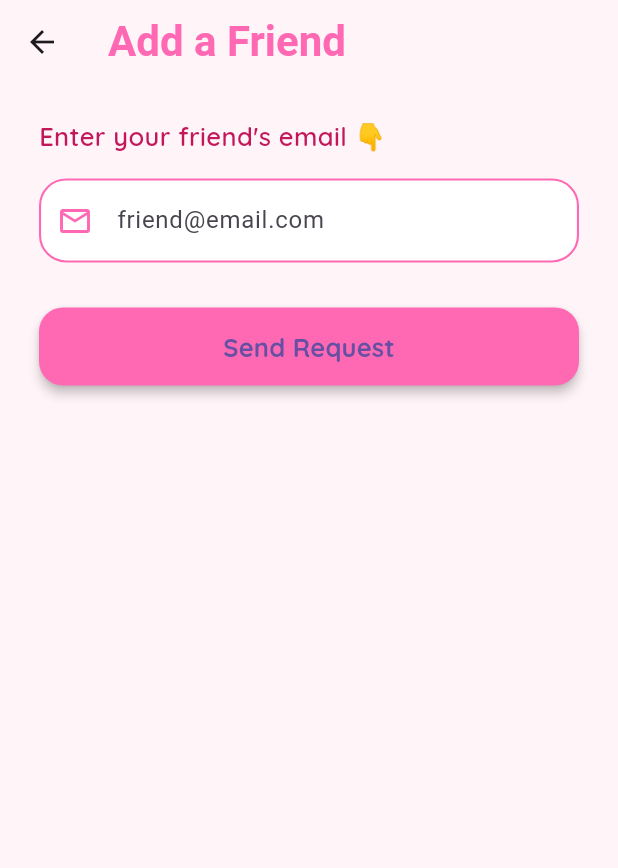
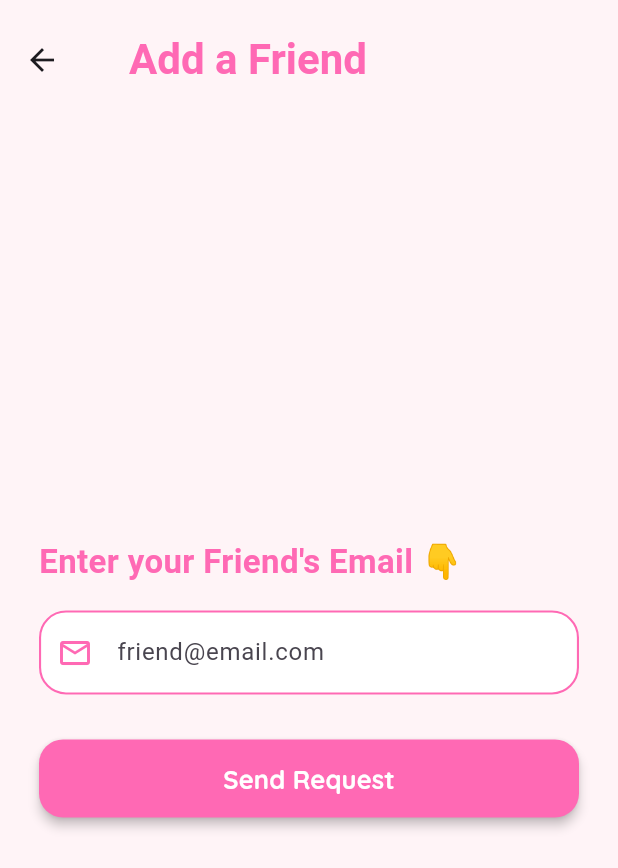
Before and after one commit to ayeshashehzad299/Glitzy, a Flutter app: the AddFriendsScreen screen opened directly, after a tap on the "person add" icon, on a phone screen of 412 x 824 dp. Shown: the top 868 px of the screen. Run offline on Flutter 3.47's test engine with Material 3 defaults, Android fonts, the phone set to English and light mode, and no system bars; our stand-ins replace cloud_firestore, firebase_auth, firebase_core, google_fonts, google_sign_in, image_picker and 1 more; accounts and stored records are empty; Roboto replaces fonts that are missing (Chilanka).

Commit message:
minor UI improvements across screens

```diff
--- a/lib/screens/friends/add_a_friend_screen.dart
+++ b/lib/screens/friends/add_a_friend_screen.dart
@@ -27,6 +27,9 @@ class _AddAFriendScreenState extends State<AddAFriendScreen> {
       appBar: AppBar(
         backgroundColor: blushPink,
         elevation: 0,
+        centerTitle: false,
+        toolbarHeight: 80,
+        titleSpacing: 30,
         title: Text(
           "Add a Friend",
           style: GoogleFonts.chilanka(
@@ -35,20 +38,20 @@ class _AddAFriendScreenState extends State<AddAFriendScreen> {
             fontWeight: FontWeight.bold,
           ),
         ),
-        centerTitle: false,
       ),
 
       body: Padding(
-        padding: const EdgeInsets.symmetric(horizontal: 26, vertical: 22),
+        padding: const EdgeInsets.symmetric(horizontal: 26, vertical: 10),
 
         child: Column(
           crossAxisAlignment: CrossAxisAlignment.start,
+          mainAxisAlignment: MainAxisAlignment.center,
           children: [
             Text(
-              "Enter your friend's email 👇",
-              style: GoogleFonts.quicksand(
-                color: Colors.pink[700],
-                fontSize: 17,
+              "Enter your Friend's Email 👇",
+              style: GoogleFonts.chilanka(
+                color: hotPink,
+                fontSize: 22,
                 fontWeight: FontWeight.w600,
               ),
             ),
@@ -207,6 +210,7 @@ class _AddAFriendScreenState extends State<AddAFriendScreen> {
                         style: GoogleFonts.quicksand(
                           fontSize: 17,
                           fontWeight: FontWeight.w700,
+                          color: Colors.white,
                         ),
                       ),
               ),
--- a/lib/screens/friends/add_friends_screen.dart
+++ b/lib/screens/friends/add_friends_screen.dart
@@ -60,6 +60,9 @@ class _AddFriendsScreenState extends State<AddFriendsScreen> {
       appBar: AppBar(
         backgroundColor: blushPink,
         elevation: 0,
+        centerTitle: false,
+        toolbarHeight: 80,
+        titleSpacing: 10,
         title: Text(
           'Add Friends',
           style: GoogleFonts.chilanka(
--- a/lib/screens/friends/friends_request_screen.dart
+++ b/lib/screens/friends/friends_request_screen.dart
@@ -27,7 +27,9 @@ class _FriendRequestsScreenState extends State<FriendRequestsScreen> {
       appBar: AppBar(
         backgroundColor: blushPink,
         elevation: 0,
-        titleSpacing: 30,
+        centerTitle: false,
+        toolbarHeight: 80,
+        titleSpacing: 10,
         title: Text(
           "Friend Requests",
           style: GoogleFonts.chilanka(
```
